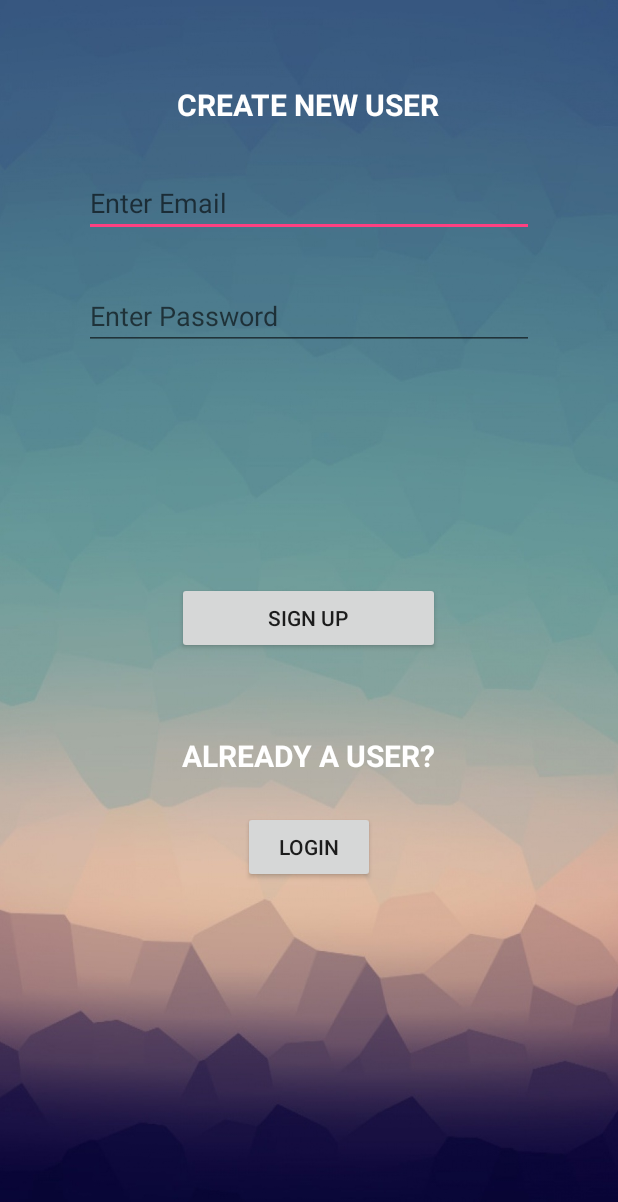
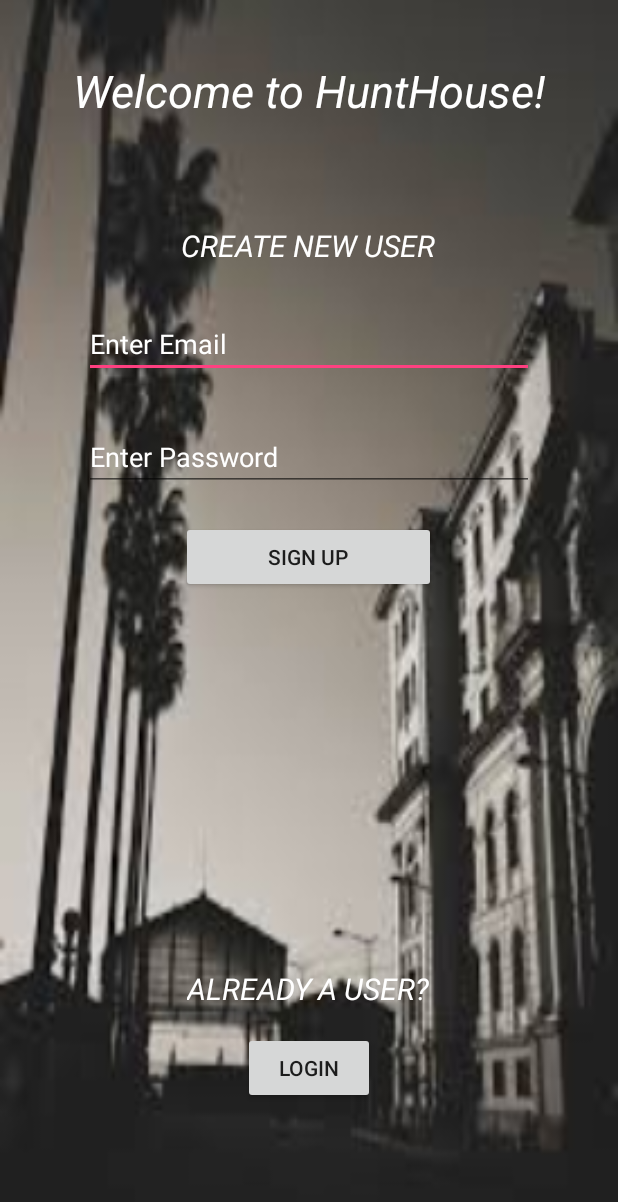
Before and after one commit to gaurikolhe/HuntHouse, an Android app: the screen it shows after launch (LoginActivity), on a phone screen of 412 x 824 dp. Shown: the top 1202 px of the screen. Run offline under Robolectric (Android 15) with nearby library versions, the phone set to English and light mode, and no system bars; our stand-ins replace Firebase (no records; nobody signed in at launch, a user with empty details on screens opened directly).

Commit message:
UI changes

```diff
--- a/app/src/main/java/com/project/hunthouse/View/Home_fragment.java
+++ b/app/src/main/java/com/project/hunthouse/View/Home_fragment.java
@@ -111,7 +111,7 @@ public class Home_fragment extends android.support.v4.app.Fragment {
 
         final View view = inflater.inflate(R.layout.home_fragment, container, false);
         Log.d("Inside Home_fragment:","before firebase instance\tLocation="+location);
-        childRef =  FirebaseDatabase.getInstance().getReference().child("houses").child(location).getRef();
+        childRef =  FirebaseDatabase.getInstance().getReference().child("houses").getRef(); //.child(location).
 
         interfaceEventData = (InterfaceEventData) view.getContext();
         myFirebaseRecylerAdapter = new MyFirebaseRecylerAdapter(Event.class, R.layout.home_fragment_cardview,
--- a/app/src/main/java/com/project/hunthouse/View/MyProfile.java
+++ b/app/src/main/java/com/project/hunthouse/View/MyProfile.java
@@ -107,7 +107,7 @@ public class MyProfile extends AppCompatActivity {
                 });
             }
 
-            Intent intent = new Intent(MyProfile.this,Home.class);
+            Intent intent = new Intent(MyProfile.this,MainActivity.class);
             Bundle userData = new Bundle();
             userData.putString("name", uname);
             userData.putString("email", uemail);
--- a/app/src/main/res/layout/activity_facebook.xml
+++ b/app/src/main/res/layout/activity_facebook.xml
@@ -5,6 +5,7 @@
     xmlns:tools="http://schemas.android.com/tools"
     android:layout_width="match_parent"
     android:layout_height="match_parent"
+    android:background="@drawable/login"
     tools:context="com.project.hunthouse.View.FacebookActivity"
     >
 
--- a/app/src/main/res/layout/activity_login.xml
+++ b/app/src/main/res/layout/activity_login.xml
@@ -13,6 +13,7 @@
         android:hint="Enter Email"
         android:inputType="textEmailAddress"
         android:layout_below="@+id/textView"
+        android:textColorHint="#fff"
         android:layout_centerHorizontal="true" />
 
     <EditText
@@ -24,7 +25,20 @@
         android:layout_marginTop="30dp"
         android:ems="10"
         android:hint="Enter Password"
-        android:inputType="textPassword" />
+        android:inputType="textPassword"
+        android:textColorHint="#fff" />
+
+    <TextView
+        android:id="@+id/textView1"
+        android:layout_width="wrap_content"
+        android:layout_height="wrap_content"
+        android:text="Welcome to HuntHouse!"
+        android:textSize="30dp"
+        android:textColor="@color/colorWhite"
+        android:textStyle="italic"
+        android:layout_alignParentTop="true"
+        android:layout_centerHorizontal="true"
+        android:layout_marginTop="40dp" />
 
     <TextView
         android:id="@+id/textView"
@@ -33,16 +47,19 @@
         android:text="CREATE NEW USER"
         android:textSize="20dp"
         android:textColor="@color/colorWhite"
-        android:textStyle="bold"
+        android:textStyle="italic"
         android:layout_alignParentTop="true"
         android:layout_centerHorizontal="true"
-        android:layout_marginTop="56dp" />
+        android:layout_marginTop="150dp" />
 
     <Button
         android:id="@+id/signup"
         android:layout_width="wrap_content"
         android:layout_height="wrap_content"
         android:text="SIGN UP"
+        android:layout_marginTop="20dp"
+        android:layout_below="@+id/pwd"
+        android:shadowColor="#666666"
         android:layout_centerVertical="true"
         android:layout_alignStart="@+id/textView"
         android:layout_alignEnd="@+id/textView" />
@@ -51,10 +68,10 @@
         android:id="@+id/textView2"
         android:layout_width="wrap_content"
         android:layout_height="wrap_content"
-        android:layout_marginTop="54dp"
-        android:textColor="@color/colorWhite"
+        android:layout_marginTop="250dp"
+        android:textColor="#fff"
         android:textSize="20dp"
-        android:textStyle="bold"
+        android:textStyle="italic"
         android:text="ALREADY A USER?"
         android:layout_below="@+id/signup"
         android:layout_centerHorizontal="true" />
@@ -63,7 +80,7 @@
         android:id="@+id/login"
         android:layout_width="wrap_content"
         android:layout_height="wrap_content"
-        android:layout_marginTop="23dp"
+        android:layout_marginTop="15dp"
         android:text="LOGIN"
         android:layout_below="@+id/textView2"
         android:layout_centerHorizontal="true" />
```
Also changed, not shown: app/src/main/res/layout/activity_main.xml (+33 -22 lines), app/src/main/res/drawable/login.jpg.
